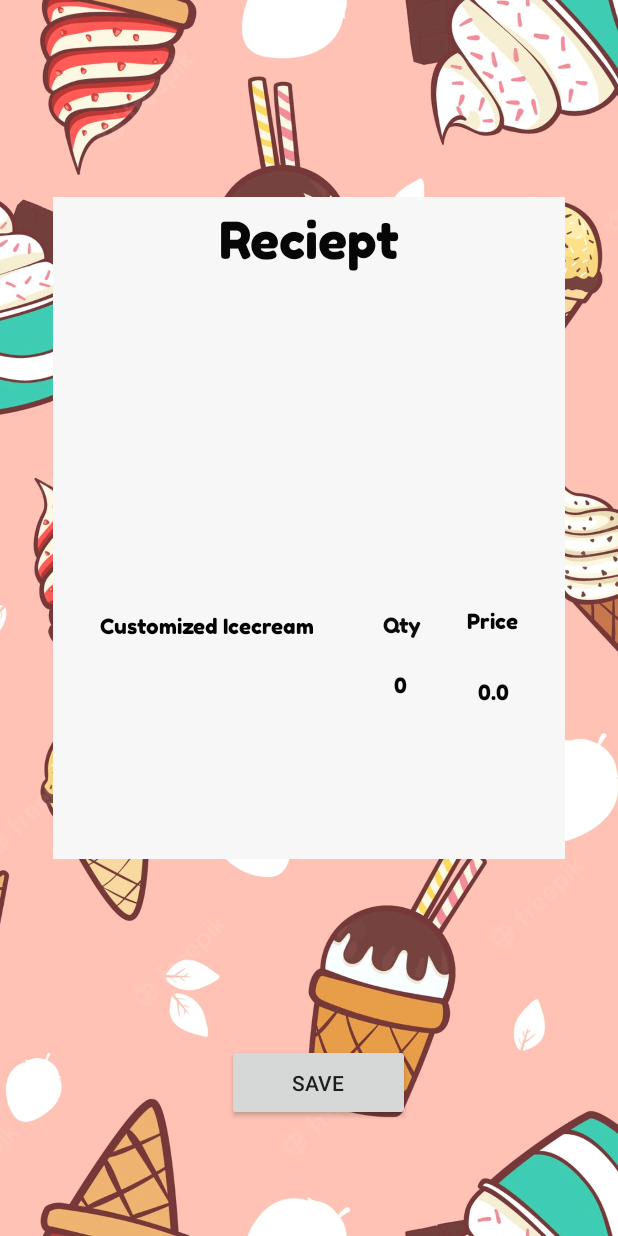
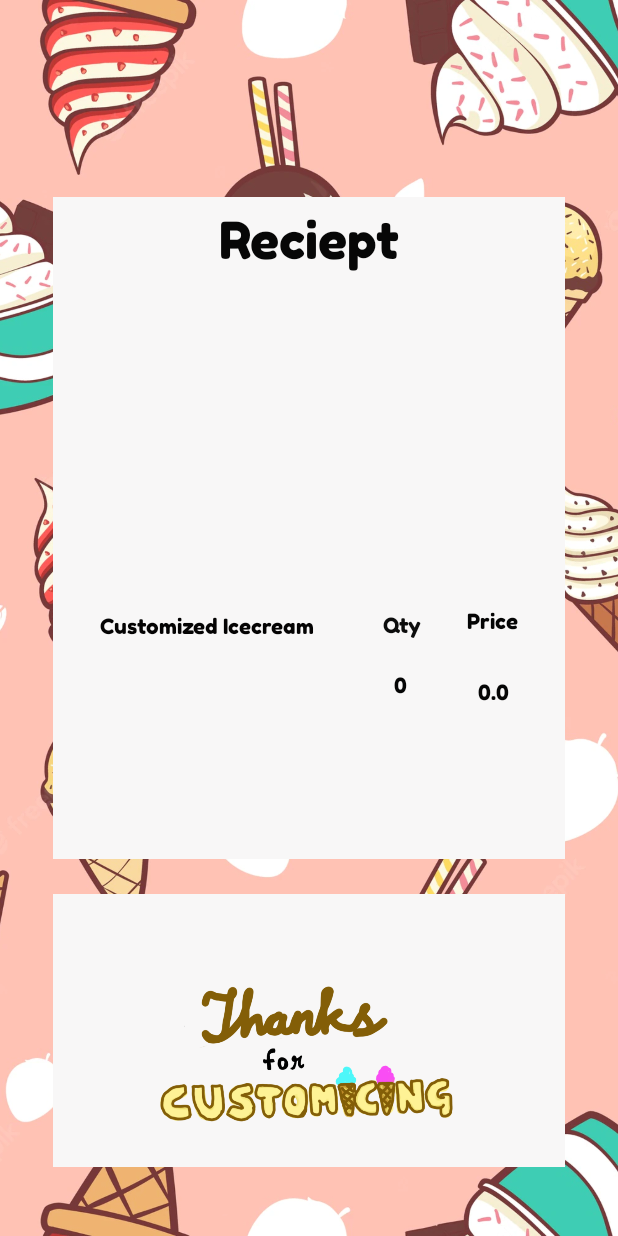
Before and after one commit to Deepanc7/Customice, an Android app: the BillActivity screen opened directly, with no data from a screen before it, on a phone screen of 412 x 824 dp. Run offline under Robolectric (Android 15) with nearby library versions, the phone set to English and light mode, and no system bars; Roboto replaces fonts that are not available here; 3 statements that could not run were skipped.

Commit message:
thanks img for billing

```diff
--- a/app/src/main/res/layout/activity_bill.xml
+++ b/app/src/main/res/layout/activity_bill.xml
@@ -17,19 +17,6 @@
         app:layout_constraintHorizontal_bias="1.0"
         app:layout_constraintStart_toStartOf="parent"
         app:layout_constraintTop_toTopOf="parent"></pl.droidsonroids.gif.GifImageView>
-
-    <Button
-        android:id="@+id/button1"
-        android:layout_width="122dp"
-        android:layout_height="51dp"
-        android:layout_centerInParent="true"
-        android:text="Save"
-        app:layout_constraintBottom_toBottomOf="parent"
-        app:layout_constraintEnd_toEndOf="parent"
-        app:layout_constraintHorizontal_bias="0.521"
-        app:layout_constraintStart_toStartOf="parent"
-        app:layout_constraintTop_toTopOf="parent"
-        app:layout_constraintVertical_bias="0.901" />
 
     <View
         android:id="@+id/view"
@@ -198,4 +185,27 @@
         app:layout_constraintTop_toTopOf="parent"
         app:layout_constraintVertical_bias="0.438" />
 
+    <ImageView
+        android:id="@+id/imageView7"
+        android:layout_width="341dp"
+        android:layout_height="182dp"
+        android:background="#F8F7F7"
+        app:layout_constraintBottom_toBottomOf="parent"
+        app:layout_constraintEnd_toEndOf="parent"
+        app:layout_constraintStart_toStartOf="parent"
+        app:layout_constraintTop_toTopOf="parent"
+        app:layout_constraintVertical_bias="0.928" />
+
+    <ImageView
+        android:id="@+id/imageView6"
+        android:layout_width="195dp"
+        android:layout_height="104dp"
+        app:layout_constraintBottom_toBottomOf="parent"
+        app:layout_constraintEnd_toEndOf="@+id/gifImageView"
+        app:layout_constraintHorizontal_bias="0.493"
+        app:layout_constraintStart_toStartOf="parent"
+        app:layout_constraintTop_toTopOf="parent"
+        app:layout_constraintVertical_bias="0.904"
+        app:srcCompat="@drawable/thanks_img" />
+
 </androidx.constraintlayout.widget.ConstraintLayout>
```
Also changed, not shown: app/src/main/res/drawable/thanks_img.png (added).
